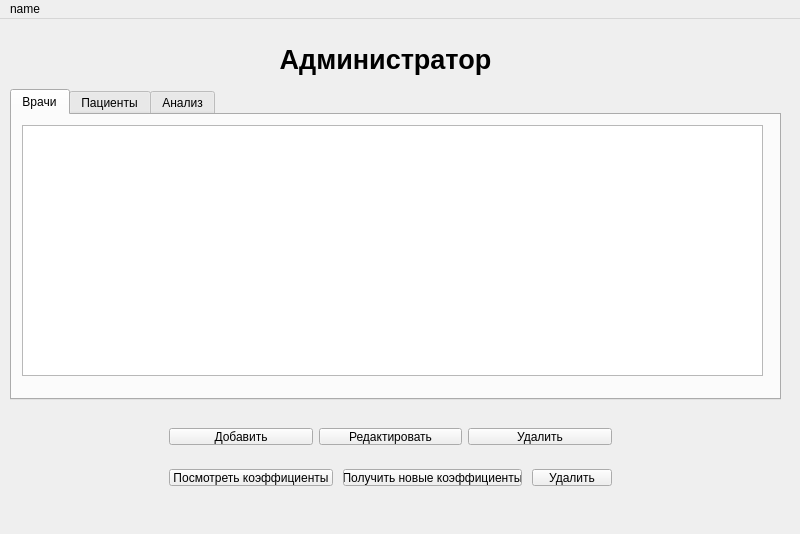
First picture: the form in UI/adminWin.ui, repository Vittallya/MlApp, before the edit.
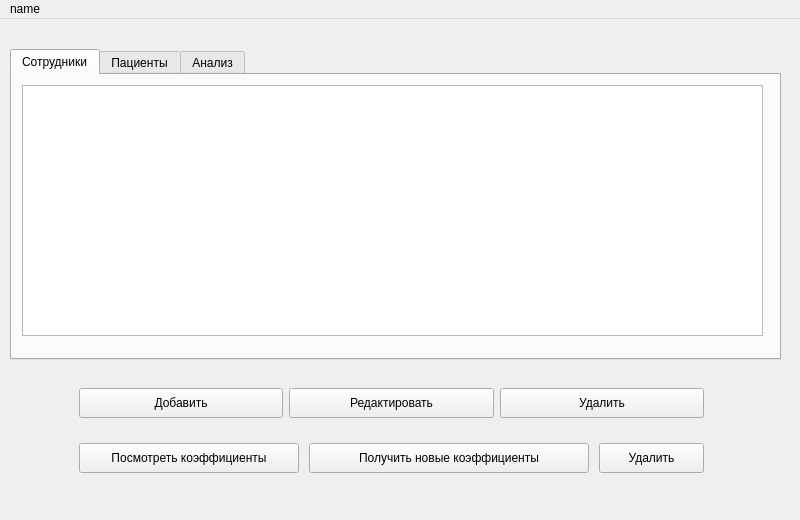
Second picture: the form after the edit. The open tabs and pages were chosen to show the change.

Patch:
```diff
--- a/UI/adminWin.ui
+++ b/UI/adminWin.ui
@@ -7,31 +7,33 @@
     <x>0</x>
     <y>0</y>
     <width>800</width>
-    <height>534</height>
+    <height>520</height>
    </rect>
   </property>
+  <property name="minimumSize">
+   <size>
+    <width>800</width>
+    <height>520</height>
+   </size>
+  </property>
+  <property name="maximumSize">
+   <size>
+    <width>800</width>
+    <height>520</height>
+   </size>
+  </property>
   <property name="windowTitle">
    <string>MainWindow</string>
   </property>
+  <property name="styleSheet">
+   <string notr="true">font: 10pt &quot;Trebuchet MS&quot;;</string>
+  </property>
   <widget class="QWidget" name="centralwidget">
-   <widget class="QLabel" name="label">
-    <property name="geometry">
-     <rect>
-      <x>160</x>
-      <y>10</y>
-      <width>451</width>
-      <height>61</height>
-     </rect>
-    </property>
-    <property name="text">
-     <string>&lt;html&gt;&lt;head/&gt;&lt;body&gt;&lt;p align=&quot;center&quot;&gt;&lt;span style=&quot; font-size:20pt; font-weight:700;&quot;&gt;Администратор&lt;/span&gt;&lt;/p&gt;&lt;/body&gt;&lt;/html&gt;</string>
-    </property>
-   </widget>
    <widget class="QTabWidget" name="tabWidget">
     <property name="geometry">
      <rect>
       <x>10</x>
-      <y>70</y>
+      <y>30</y>
       <width>771</width>
       <height>311</height>
      </rect>
@@ -41,7 +43,7 @@
     </property>
     <widget class="QWidget" name="tab">
      <attribute name="title">
-      <string>Врачи</string>
+      <string>Сотрудники</string>
      </attribute>
      <widget class="QTableWidget" name="tableWidget">
       <property name="geometry">
@@ -115,21 +117,30 @@
      </widget>
     </widget>
    </widget>
-   <widget class="QWidget" name="">
+   <widget class="QWidget" name="layoutWidget">
     <property name="geometry">
      <rect>
-      <x>160</x>
-      <y>400</y>
-      <width>461</width>
-      <height>76</height>
+      <x>70</x>
+      <y>360</y>
+      <width>643</width>
+      <height>104</height>
      </rect>
     </property>
     <layout class="QVBoxLayout" name="verticalLayout">
+     <property name="leftMargin">
+      <number>0</number>
+     </property>
      <item>
       <widget class="QFrame" name="frame">
        <layout class="QHBoxLayout" name="horizontalLayout">
         <item>
          <widget class="QPushButton" name="btAdd">
+          <property name="minimumSize">
+           <size>
+            <width>0</width>
+            <height>30</height>
+           </size>
+          </property>
           <property name="text">
            <string>Добавить</string>
           </property>
@@ -137,6 +148,12 @@
         </item>
         <item>
          <widget class="QPushButton" name="btEdit">
+          <property name="minimumSize">
+           <size>
+            <width>0</width>
+            <height>30</height>
+           </size>
+          </property>
           <property name="text">
            <string>Редактировать</string>
           </property>
@@ -144,6 +161,12 @@
         </item>
         <item>
          <widget class="QPushButton" name="btRemove">
+          <property name="minimumSize">
+           <size>
+            <width>0</width>
+            <height>30</height>
+           </size>
+          </property>
           <property name="text">
            <string>Удалить</string>
           </property>
@@ -172,6 +195,12 @@
             <verstretch>0</verstretch>
            </sizepolicy>
           </property>
+          <property name="minimumSize">
+           <size>
+            <width>220</width>
+            <height>30</height>
+           </size>
+          </property>
           <property name="text">
            <string>Посмотреть коэффициенты</string>
           </property>
@@ -179,6 +208,12 @@
         </item>
         <item>
          <widget class="QPushButton" name="bt_makeAnalyze">
+          <property name="minimumSize">
+           <size>
+            <width>280</width>
+            <height>30</height>
+           </size>
+          </property>
           <property name="text">
            <string>Получить новые коэффициенты</string>
           </property>
@@ -192,6 +227,12 @@
             <verstretch>0</verstretch>
            </sizepolicy>
           </property>
+          <property name="minimumSize">
+           <size>
+            <width>100</width>
+            <height>30</height>
+           </size>
+          </property>
           <property name="text">
            <string>Удалить</string>
           </property>
```
Left out of the diff: 2 changed lines with no effect on the pictures.
